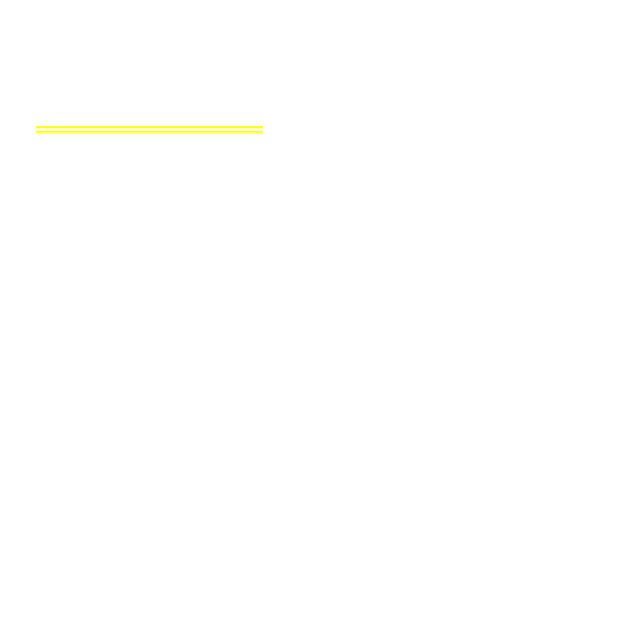
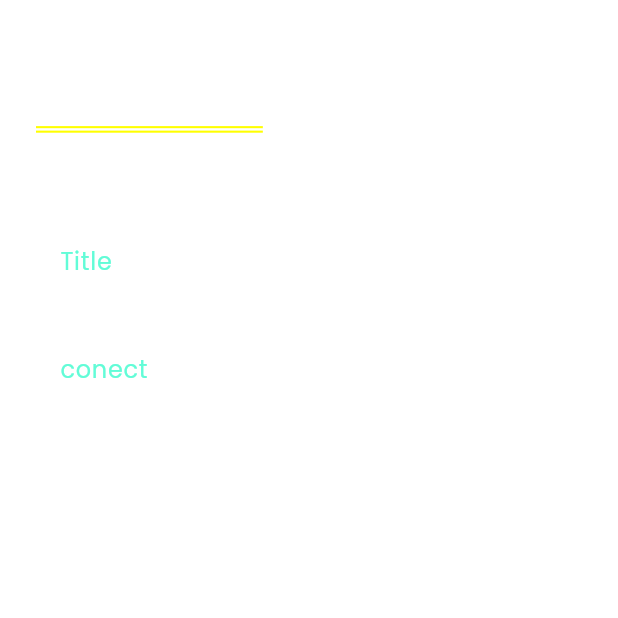
Before and after one commit to elshaarawy7/note_app1, a Flutter app: the screen it shows after launch, after a tap on "Flutter Tips", on a phone screen of 412 x 824 dp, the top half of it. Run offline on Flutter 3.47's test engine with Material 3 defaults, Android fonts, the phone set to English and light mode, and no system bars; our stand-ins replace font_awesome_flutter.

Commit message:
editni note view ui don

```diff
--- a/lib/views/edit_note_view_body.dart
+++ b/lib/views/edit_note_view_body.dart
@@ -1,4 +1,5 @@
 import 'package:flutter/material.dart';
+import 'package:note_app/widgets/Custem_Text_Field.dart';
 import 'package:note_app/widgets/custem-apppar.dart';
 import 'package:note_app/widgets/custem_search_icon.dart';
 
@@ -9,7 +10,7 @@ class EditNoteViewBody extends StatelessWidget {
   Widget build(BuildContext context) {
     return const Padding(
       padding: EdgeInsets.symmetric(horizontal: 24),
-      child:  Column(
+      child: const Column(
         children: [
           SizedBox(
             height:50 ,
@@ -19,6 +20,24 @@ class EditNoteViewBody extends StatelessWidget {
               title: "Edit Note",
               icon: Icons.check,
             ),
+
+           SizedBox(
+            height:50 ,
+            )  ,
+
+            CustomTextField(
+              hint:"Title"
+            ) ,
+
+            SizedBox(height: 16,) ,
+
+
+            CustomTextField(
+              hint: "conect",
+              minLines: 5,
+            )
+
+
         ],
       ),
     );
```
